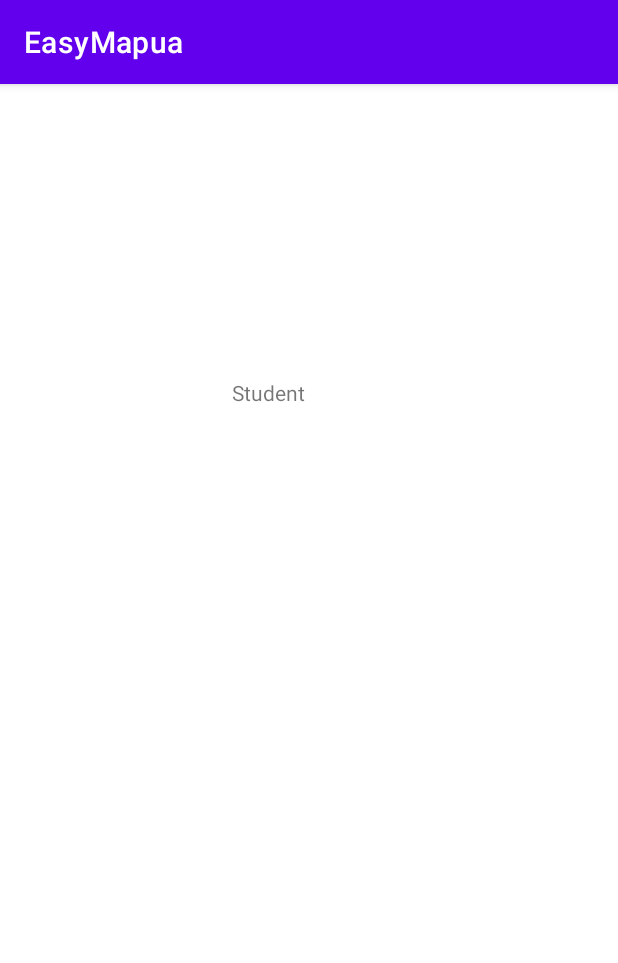
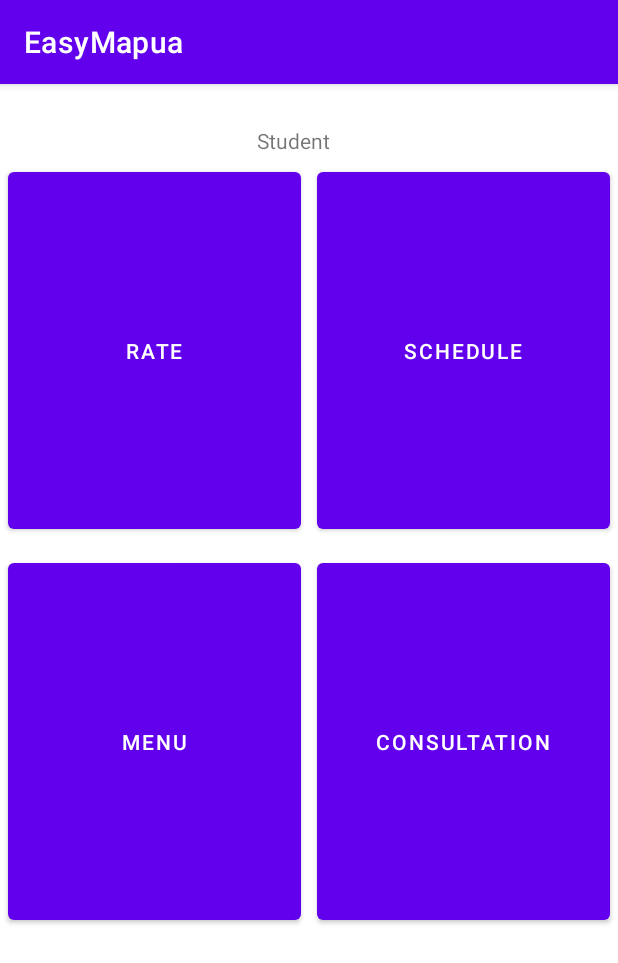
Before and after one commit to IzakVillanueva/EasyMapua, an Android app: the StudentNav screen opened directly, with no data from a screen before it, on a phone screen of 412 x 824 dp. Shown: the top 963 px of the screen. Run offline under Robolectric (Android 15) with nearby library versions, the phone set to English and light mode, and no system bars.

Commit message:
Add buttons to student nav

```diff
--- a/app/src/main/res/layout/activity_student_nav.xml
+++ b/app/src/main/res/layout/activity_student_nav.xml
@@ -10,10 +10,74 @@
         android:id="@+id/textView"
         android:layout_width="wrap_content"
         android:layout_height="wrap_content"
-        android:layout_marginTop="196dp"
+        android:layout_marginTop="28dp"
         android:text="Student"
         app:layout_constraintEnd_toEndOf="parent"
-        app:layout_constraintHorizontal_bias="0.426"
+        app:layout_constraintHorizontal_bias="0.471"
         app:layout_constraintStart_toStartOf="parent"
         app:layout_constraintTop_toTopOf="parent" />
+
+    <LinearLayout
+        android:layout_width="match_parent"
+        android:layout_height="wrap_content"
+        android:orientation="horizontal"
+        app:layout_constraintTop_toBottomOf="@+id/textView"
+        android:id="@+id/linear1"
+        >
+
+        <RelativeLayout
+            android:layout_width="match_parent"
+            android:layout_height="wrap_content"
+            android:layout_weight="1">
+
+            <Button
+                android:layout_width="match_parent"
+                android:layout_height="250dp"
+                android:text="Rate"
+                android:layout_margin="5dp"/>
+        </RelativeLayout>
+        <RelativeLayout
+            android:layout_width="match_parent"
+            android:layout_height="wrap_content"
+            android:layout_weight="1">
+
+            <Button
+                android:layout_width="match_parent"
+                android:layout_height="250dp"
+                android:text="Schedule"
+                android:layout_margin="5dp"/>
+        </RelativeLayout>
+    </LinearLayout>
+
+    <LinearLayout
+        android:layout_width="match_parent"
+        android:layout_height="wrap_content"
+        android:orientation="horizontal"
+        app:layout_constraintTop_toBottomOf="@+id/linear1"
+        >
+
+        <RelativeLayout
+            android:layout_width="match_parent"
+            android:layout_height="wrap_content"
+            android:layout_weight="1">
+
+            <Button
+                android:layout_width="match_parent"
+                android:layout_height="250dp"
+                android:text="Menu"
+                android:layout_margin="5dp"/>
+        </RelativeLayout>
+        <RelativeLayout
+            android:layout_width="match_parent"
+            android:layout_height="wrap_content"
+            android:layout_weight="1">
+
+            <Button
+                android:layout_width="match_parent"
+                android:layout_height="250dp"
+                android:text="Consultation"
+                android:layout_margin="5dp"/>
+        </RelativeLayout>
+    </LinearLayout>
+
 </androidx.constraintlayout.widget.ConstraintLayout>
```
